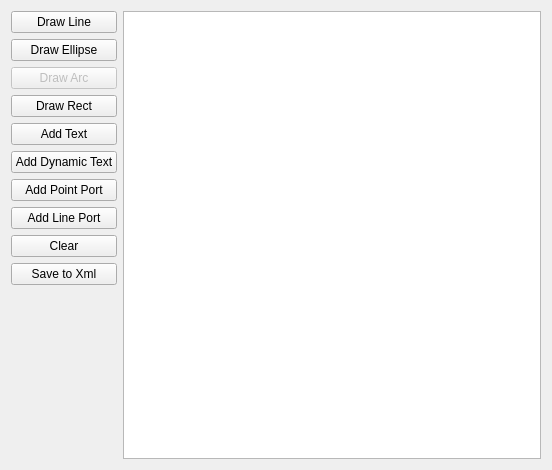
Old version of the form unreal/trunk/qrgui/mainwindow/shapeEdit/shapeEdit.ui in the repository qreal/qreal.
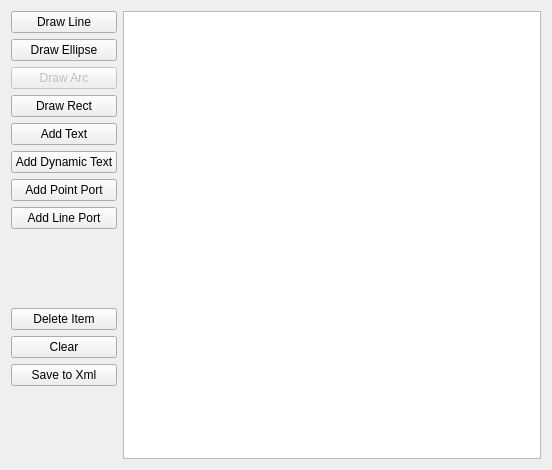
New version of the form.

Commit message: add "delete item" in shape editor

The edit to the form file:
```diff
--- a/unreal/trunk/qrgui/mainwindow/shapeEdit/shapeEdit.ui
+++ b/unreal/trunk/qrgui/mainwindow/shapeEdit/shapeEdit.ui
@@ -21,7 +21,7 @@
      </property>
     </widget>
    </item>
-   <item row="0" column="1" rowspan="12">
+   <item row="0" column="1" rowspan="13">
     <widget class="QGraphicsView" name="graphicsView"/>
    </item>
    <item row="1" column="0">
@@ -76,7 +76,14 @@
      </property>
     </widget>
    </item>
-   <item row="8" column="0">
+   <item row="11" column="0">
+    <widget class="QPushButton" name="saveButton">
+     <property name="text">
+      <string>Save to Xml</string>
+     </property>
+    </widget>
+   </item>
+   <item row="10" column="0">
     <widget class="QPushButton" name="clearButton">
      <property name="text">
       <string>Clear</string>
@@ -84,9 +91,9 @@
     </widget>
    </item>
    <item row="9" column="0">
-    <widget class="QPushButton" name="saveButton">
+    <widget class="QPushButton" name="deleteItemButton">
      <property name="text">
-      <string>Save to Xml</string>
+      <string>Delete Item</string>
      </property>
     </widget>
    </item>
```
The commit also changes 3 other files.
